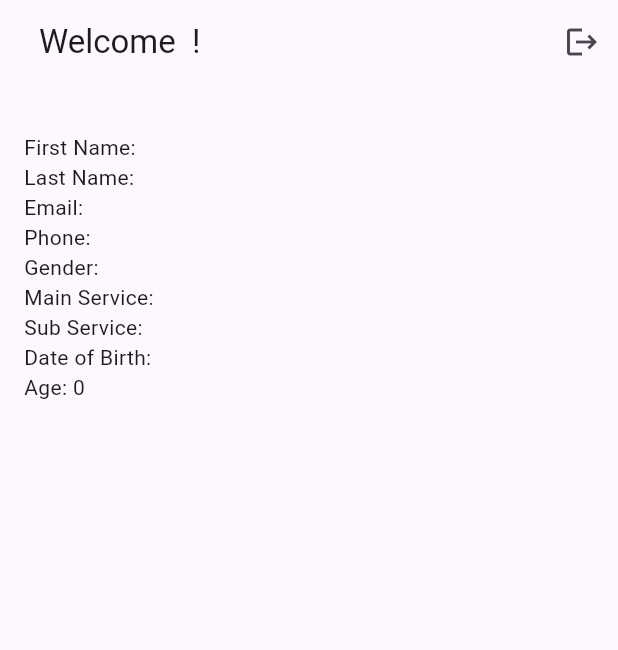
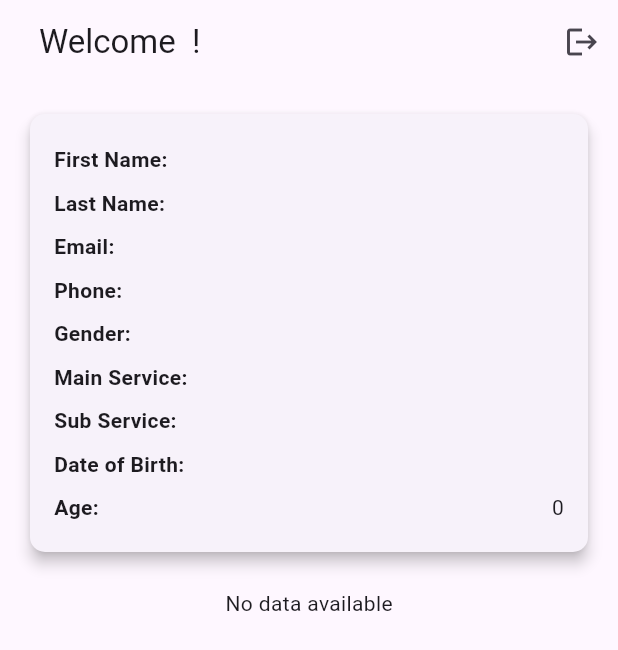
Before and after one commit to nouramer725/Servix, a Flutter app: the HomeTechnician screen opened directly, on a phone screen of 412 x 824 dp. Shown: the top 650 px of the screen. Run offline on Flutter 3.47's test engine with Material 3 defaults, Android fonts, the phone set to English and light mode, and no system bars; our stand-ins replace cloud_firestore, easy_localization, firebase_auth, firebase_core, google_fonts, google_sign_in and 4 more; accounts and stored records are empty.

Commit message:
show data

```diff
--- a/lib/Technician/Home/HomeTechnician.dart
+++ b/lib/Technician/Home/HomeTechnician.dart
@@ -1,8 +1,10 @@
+import 'dart:io';
 import 'package:cloud_firestore/cloud_firestore.dart';
 import 'package:firebase_auth/firebase_auth.dart';
 import 'package:flutter/material.dart';
 import 'package:servix/Member/MemberShip.dart';
 import 'package:easy_localization/easy_localization.dart';
+import '../Login-Register/Database for personal information.dart';
 
 class HomeTechnician extends StatefulWidget {
   @override
@@ -32,13 +34,12 @@ class _HomeTechnicianState extends State<HomeTechnician> {
 
   void _loadUserData() async {
     var data = await getUserData();
-    if (!mounted) return; // Prevent setState() after widget is disposed
+    if (!mounted) return;
     setState(() {
       userData = data;
     });
   }
 
-  /// Calculates the age from the given date string in "yyyy-MM-dd" format.
   int calculateAge(String dobString) {
     try {
       DateTime dob = DateTime.parse(dobString);
@@ -50,13 +51,12 @@ class _HomeTechnicianState extends State<HomeTechnician> {
       }
       return age;
     } catch (e) {
-      return 0; // Fallback in case of parsing error
+      return 0;
     }
   }
 
   @override
   Widget build(BuildContext context) {
-    // If userData is loaded and date_of_birth exists, calculate the age.
     String dobDisplay = "N/A";
     String ageDisplay = "N/A";
     if (userData != null && userData!['date_of_birth'] != null) {
@@ -67,14 +67,18 @@ class _HomeTechnicianState extends State<HomeTechnician> {
 
     return Scaffold(
       appBar: AppBar(
+        automaticallyImplyLeading: false,
         title: Row(
           children: [
             const SizedBox(width: 10),
-            Text(
-              userData != null
-                  ? "Welcome".tr() +
-                      " ${userData!['first_name']} ${userData!['last_name']}!"
-                  : "Welcome".tr(),
+            Expanded(
+              child: Text(
+                userData != null
+                    ? "Welcome".tr() +
+                        " ${userData!['first_name']} ${userData!['last_name']}!"
+                    : "Welcome".tr(),
+                overflow: TextOverflow.ellipsis,
+              ),
             ),
           ],
         ),
@@ -93,28 +97,131 @@ class _HomeTechnicianState extends State<HomeTechnician> {
       ),
       body: userData == null
           ? const Center(child: CircularProgressIndicator())
-          : Padding(
+          : SingleChildScrollView(
               padding: const EdgeInsets.all(16.0),
               child: Column(
                 crossAxisAlignment: CrossAxisAlignment.start,
                 children: [
-                  const SizedBox(height: 16),
-                  Text("First Name: ".tr() +
-                      "${userData?['first_name'] ?? 'N/A'}"),
-                  Text("Last Name: ".tr() +
-                      "${userData?['last_name'] ?? 'N/A'}"),
-                  Text("Email: ".tr() + "${userData?['email'] ?? 'N/A'}"),
-                  Text("Phone: ".tr() + "${userData?['phone'] ?? 'N/A'}"),
-                  Text("Gender: ".tr() + "${userData?['gender'] ?? 'N/A'}"),
-                  Text("Main Service: ".tr() +
-                      "${userData?['main_service'] ?? 'N/A'}"),
-                  Text("Sub Service: ".tr() +
-                      "${userData?['sub_service'] ?? 'N/A'}"),
-                  Text("Date of Birth: ".tr() + "$dobDisplay"),
-                  Text("Age: ".tr() + "$ageDisplay"),
+                  _buildInfoCard(userData!, dobDisplay, ageDisplay),
+                  const SizedBox(height: 20),
+                  _buildUserImages(),
                 ],
               ),
             ),
     );
   }
+
+  Widget _buildInfoCard(Map<String, dynamic> data, String dob, String age) {
+    return Card(
+      elevation: 4,
+      shape: RoundedRectangleBorder(borderRadius: BorderRadius.circular(10)),
+      child: Padding(
+        padding: const EdgeInsets.all(16.0),
+        child: Column(
+          crossAxisAlignment: CrossAxisAlignment.start,
+          children: [
+            _buildInfoRow("First Name", data['first_name']),
+            _buildInfoRow("Last Name", data['last_name']),
+            _buildInfoRow("Email", data['email']),
+            _buildInfoRow("Phone", data['phone']),
+            _buildInfoRow("Gender", data['gender']),
+            _buildInfoRow("Main Service", data['main_service']),
+            _buildInfoRow("Sub Service", data['sub_service']),
+            _buildInfoRow("Date of Birth", dob),
+            _buildInfoRow("Age", age),
+          ],
+        ),
+      ),
+    );
+  }
+
+  Widget _buildInfoRow(String label, String? value) {
+    return Padding(
+      padding: const EdgeInsets.symmetric(vertical: 4.0),
+      child: Row(
+        mainAxisAlignment: MainAxisAlignment.spaceBetween,
+        children: [
+          Text(
+            "$label: ",
+            style: const TextStyle(fontWeight: FontWeight.bold),
+          ).tr(),
+          Text(value ?? 'N/A'),
+        ],
+      ),
+    );
+  }
+
+  Widget _buildUserImages() {
+    return FutureBuilder<List<Map<String, dynamic>>>(
+      future: DatabaseHelper().getUserData(),
+      builder: (context, snapshot) {
+        if (!snapshot.hasData)
+          return const Center(child: CircularProgressIndicator());
+
+        final userData = snapshot.data!.isNotEmpty ? snapshot.data!.last : null;
+        if (userData == null)
+          return const Center(child: Text("No data available"));
+
+        return Column(
+          crossAxisAlignment: CrossAxisAlignment.start,
+          children: [
+            Padding(
+              padding: const EdgeInsets.all(8.0),
+              child: Text(
+                "National ID: ${userData['nationalID']}",
+                style: const TextStyle(fontWeight: FontWeight.bold),
+              ).tr(),
+            ),
+            _buildLabeledImage("Personal Image", userData['personalImage']),
+            _buildLabeledImage("Front ID", userData['frontID']),
+            _buildLabeledImage("Back ID", userData['backID']),
+            _buildLabeledImage("Criminal Record", userData['criminalRecord']),
+            const SizedBox(height: 10),
+          ],
+        );
+      },
+    );
+  }
+
+  Widget _buildLabeledImage(String label, String imagePath) {
+    return Card(
+        elevation: 4,
+        shape: RoundedRectangleBorder(borderRadius: BorderRadius.circular(10)),
+        child: Padding(
+          padding: const EdgeInsets.all(16.0),
+          child: Column(
+            crossAxisAlignment: CrossAxisAlignment.start,
+            children: [
+              Text(label, style: const TextStyle(fontWeight: FontWeight.bold))
+                  .tr(),
+              const SizedBox(height: 5),
+              Container(
+                width: double.infinity, // Full width
+                height: 300,
+                decoration: BoxDecoration(
+                  border: Border.all(color: Colors.grey),
+                  borderRadius: BorderRadius.circular(8),
+                ),
+                child: imagePath.isNotEmpty
+                    ? Image.file(
+                        File(imagePath),
+                        width: double.infinity,
+                        height: 150,
+                        fit: BoxFit.cover,
+                        errorBuilder: (context, error, stackTrace) {
+                          return const Center(
+                            child: Icon(Icons.broken_image,
+                                size: 50, color: Colors.grey),
+                          );
+                        },
+                      )
+                    : const Center(
+                        child: Icon(Icons.image_not_supported,
+                            size: 50, color: Colors.grey)),
+              ),
+              const SizedBox(height: 10),
+            ],
+          ),
+        ));
+  }
 }
```
